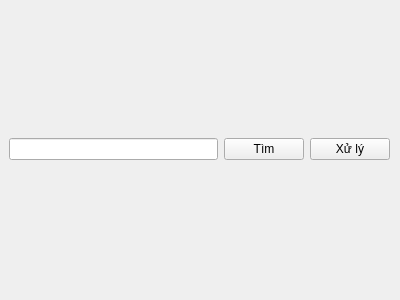
The window that UIFastScoring/processwidget.ui (kidstuff/FastScoring) describes before a commit, drawn with Qt 5.
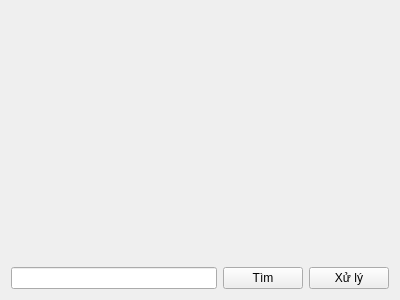
The same window after the commit.

Commit message: some change in layout for ProcessWidget

```diff
--- a/UIFastScoring/processwidget.ui
+++ b/UIFastScoring/processwidget.ui
@@ -13,26 +13,19 @@
   <property name="windowTitle">
    <string>Form</string>
   </property>
+  <layout class="QGridLayout" name="gridLayout">
+   <item row="0" column="0">
   <widget class="QWidget" name="verticalWidget" native="true">
-   <property name="geometry">
-    <rect>
-     <x>9</x>
-     <y>9</y>
-     <width>381</width>
-     <height>281</height>
-    </rect>
-   </property>
    <property name="maximumSize">
     <size>
      <width>381</width>
      <height>16777215</height>
     </size>
    </property>
-   <layout class="QVBoxLayout" name="verticalLayout">
-    <item>
-     <layout class="QHBoxLayout" name="horizontalLayout_2"/>
-    </item>
-    <item>
+     <layout class="QVBoxLayout" name="verticalLayout"/>
+    </widget>
+   </item>
+   <item row="1" column="0">
      <layout class="QHBoxLayout" name="horizontalLayout">
       <item>
        <widget class="QLineEdit" name="txtPath"/>
@@ -54,7 +47,6 @@
      </layout>
     </item>
    </layout>
-  </widget>
  </widget>
  <resources/>
  <connections>
```
Lines whose indentation alone changed are shown as unchanged.
